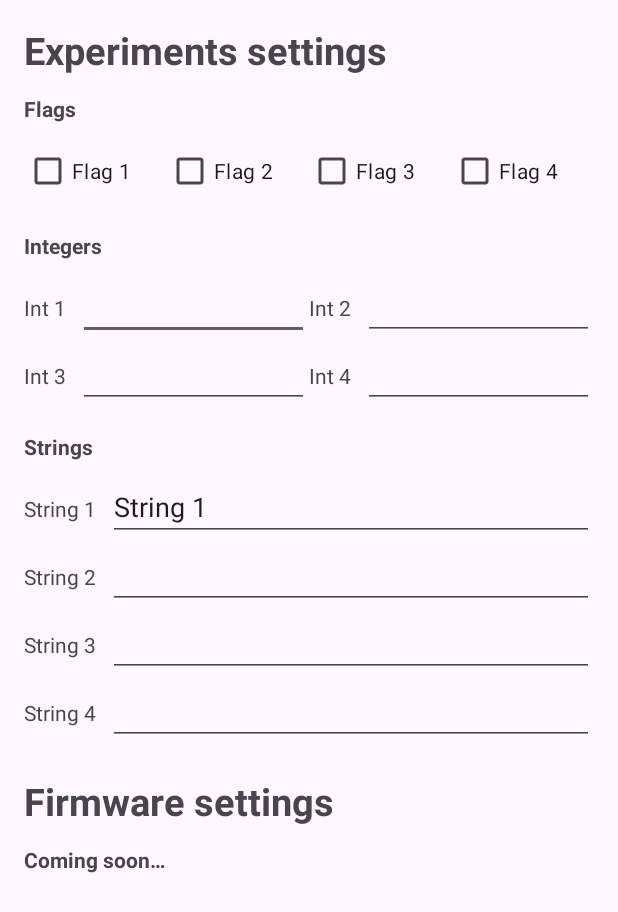
After one commit to reivaxy/kinetix, an Android app: the KinetixSettingsActivity screen opened directly, with no data from a screen before it, on a phone screen of 412 x 824 dp. The commit adds this screen. Shown: the top 912 px of the screen. Run offline under Robolectric (Android 15) with nearby library versions, the phone set to English and light mode, and no system bars.

Commit message:
Begining of saved settings implementation New dedicated BLE characteristic Settings in JSON document Android App displays settings and sends updates Not saved yet firmware side.

```diff
--- a/Apps/Android/app/src/main/AndroidManifest.xml
+++ b/Apps/Android/app/src/main/AndroidManifest.xml
@@ -35,6 +35,10 @@
             android:exported="false"
             android:label="@string/title_activity_settings" />
         <activity
+            android:name=".KinetixSettingsActivity"
+            android:exported="false"
+            android:label="@string/title_activity_kinetix_settings" />
+        <activity
             android:name=".AboutActivity"
             android:exported="false"
             android:label="@string/title_activity_about" />
--- /dev/null
+++ b/Apps/Android/app/src/main/java/fr/reivaxy/kinetix/KinetixSettingsActivity.java
@@ -0,0 +1,268 @@
+package fr.reivaxy.kinetix;
+
+import android.os.Bundle;
+import android.content.BroadcastReceiver;
+import android.content.Context;
+import android.content.Intent;
+import android.content.IntentFilter;
+import android.text.Editable;
+import android.text.TextWatcher;
+import android.util.Log;
+import android.widget.CheckBox;
+import android.widget.EditText;
+
+import androidx.annotation.Nullable;
+import androidx.appcompat.app.AppCompatActivity;
+
+import androidx.localbroadcastmanager.content.LocalBroadcastManager;
+
+import org.json.JSONArray;
+import org.json.JSONException;
+import org.json.JSONObject;
+
+import java.nio.charset.StandardCharsets;
+import java.util.HashMap;
+import java.util.Map;
+import java.util.regex.Matcher;
+import java.util.regex.Pattern;
+
+/**
+ * KinetiX device settings screen.
+ *
+ * Displays 5 boolean values (checkboxes) and 5 integer values.
+ * Each time a value is changed, we push "<field>=<value>" to the config characteristic.
+ */
+public class KinetixSettingsActivity extends AppCompatActivity {
+
+    private static final String TAG = KinetixSettingsActivity.class.getSimpleName();
+
+    // Field names sent over BLE. Keep them stable: firmware side should parse these.
+    private static final String[] BOOL_FIELDS = new String[]{
+            "bool_1",
+            "bool_2",
+            "bool_3"
+    };
+
+    private static final String[] INT_FIELDS = new String[]{
+            "int_1",
+            "int_2",
+            "int_3"
+    };
+    private static final String[] STR_FIELDS = new String[]{
+            "str_1",
+            "str_2",
+            "str_3"
+    };
+
+    private final Map<Integer, String> viewIdToField = new HashMap<>();
+
+    // Prevents BLE writes when we are programmatically applying values received from BLE.
+    private boolean suppressWrites = false;
+
+    // Accept "key=value" pairs separated by new lines, ';', ','... etc.
+    private static final Pattern KV_PATTERN = Pattern.compile(
+            "([A-Za-z0-9_]+)\\s*=\\s*([^;\\n\\r,\\s]+)"
+    );
+
+    private final BroadcastReceiver configReceiver = new BroadcastReceiver() {
+        @Override
+        public void onReceive(Context context, Intent intent) {
+            if (intent == null) return;
+            String action = intent.getAction();
+            if (BluetoothHandler.ACTION_GATT_CONNECTED.equals(action)) {
+                // If the user opens this screen before the device connects, we still want an init read.
+                BluetoothHandler.getInstance().readConfigCharacteristic();
+                return;
+            }
+            if (BluetoothHandler.ACTION_CONFIG_MESSAGE.equals(action)) {
+                String payload = intent.getStringExtra(BluetoothHandler.EXTRA_CONFIG_MESSAGE);
+                if (payload == null) return;
+                try {
+                    applyConfigPayload(payload);
+                } catch(Exception e) {
+                    Log.i(TAG, "Failed parsing config payload", e);
+                }
+            }
+        }
+    };
+
+    @Override
+    protected void onCreate(@Nullable Bundle savedInstanceState) {
+        super.onCreate(savedInstanceState);
+        setContentView(R.layout.activity_kinetix_settings);
+
+        setTitle(R.string.title_activity_kinetix_settings);
+        if (getSupportActionBar() != null) {
+            getSupportActionBar().setDisplayHomeAsUpEnabled(true);
+        }
+
+        // --- Checkboxes ---
+        bindCheckbox(R.id.ks_bool_1, BOOL_FIELDS[0]);
+        bindCheckbox(R.id.ks_bool_2, BOOL_FIELDS[1]);
+        bindCheckbox(R.id.ks_bool_3, BOOL_FIELDS[2]);
+
+        // --- Integers ---
+        bindIntField(R.id.ks_int_1, INT_FIELDS[0]);
+        bindIntField(R.id.ks_int_2, INT_FIELDS[1]);
+        bindIntField(R.id.ks_int_3, INT_FIELDS[2]);
+
+        // --- Strings ---
+        bindIntField(R.id.ks_str_1, STR_FIELDS[0]);
+        bindIntField(R.id.ks_str_2, STR_FIELDS[1]);
+        bindIntField(R.id.ks_str_3, STR_FIELDS[2]);
+    }
+
+    @Override
+    protected void onStart() {
+        super.onStart();
+        IntentFilter filter = new IntentFilter();
+        filter.addAction(BluetoothHandler.ACTION_CONFIG_MESSAGE);
+        filter.addAction(BluetoothHandler.ACTION_GATT_CONNECTED);
+        LocalBroadcastManager.getInstance(this).registerReceiver(configReceiver, filter);
+
+        // If we already read the config earlier (e.g. during connect), apply it immediately.
+        // should we do that ? TODO
+//        String cached = BluetoothHandler.getInstance().getLastConfigPayload();
+//        if (cached != null) {
+//            applyConfigPayload(cached);
+//        }
+
+        // Trigger a read so the screen initializes (or refreshes) with the device's current config.
+        BluetoothHandler.getInstance().readConfigCharacteristic();
+        // Read firmware version
+        BluetoothHandler.getInstance().readSystemCharacteristic();
+    }
+
+    @Override
+    protected void onStop() {
+        LocalBroadcastManager.getInstance(this).unregisterReceiver(configReceiver);
+        super.onStop();
+    }
+
+    @Override
+    public boolean onSupportNavigateUp() {
+        finish();
+        return true;
+    }
+
+    private void bindCheckbox(int viewId, String fieldName) {
+        viewIdToField.put(viewId, fieldName);
+        CheckBox cb = findViewById(viewId);
+        cb.setOnCheckedChangeListener((buttonView, isChecked) -> {
+            if (suppressWrites) return;
+            sendConfigUpdate(fieldName, isChecked ? "1" : "0");
+        });
+    }
+
+    private void bindIntField(int viewId, String fieldName) {
+        viewIdToField.put(viewId, fieldName);
+        EditText et = findViewById(viewId);
+
+        // Send update when user leaves the field.
+        et.setOnFocusChangeListener((v, hasFocus) -> {
+            if (!hasFocus) {
+                sendIntIfValid((EditText) v, fieldName);
+            }
+        });
+
+        // Also send update on explicit "Done"/enter.
+        et.setOnEditorActionListener((v, actionId, event) -> {
+            sendIntIfValid((EditText) v, fieldName);
+            return false;
+        });
+
+        // Track changes so we don't spam identical writes when focus toggles.
+        et.addTextChangedListener(new TextWatcher() {
+            private String lastSent = null;
+
+            @Override
+            public void beforeTextChanged(CharSequence s, int start, int count, int after) { }
+
+            @Override
+            public void onTextChanged(CharSequence s, int start, int before, int count) { }
+
+            @Override
+            public void afterTextChanged(Editable s) {
+                // Only send live changes when field is focused (user actively editing).
+                if (!et.hasFocus()) return;
+                if (suppressWrites) return;
+
+                String txt = s.toString().trim();
+                if (txt.isEmpty()) return;
+                try {
+                    Integer.parseInt(txt);
+                } catch (NumberFormatException e) {
+                    return;
+                }
+
+                if (txt.equals(lastSent)) return;
+                lastSent = txt;
+                sendConfigUpdate(fieldName, txt);
+            }
+        });
+    }
+
+    private void sendIntIfValid(EditText et, String fieldName) {
+        if (suppressWrites) return;
+        String txt = et.getText().toString().trim();
+        if (txt.isEmpty()) return;
+        try {
+            Integer.parseInt(txt);
+        } catch (NumberFormatException e) {
+            Log.w(TAG, "Invalid integer for " + fieldName + ": '" + txt + "'");
+            return;
+        }
+        sendConfigUpdate(fieldName, txt);
+    }
+
+    private void sendConfigUpdate(String fieldName, String value) {
+        BluetoothHandler ble = BluetoothHandler.getInstance();
+        if (!ble.isConnected()) {
+            Log.w(TAG, "Not connected; ignoring config update " + fieldName + "=" + value);
+            return;
+        }
+        ble.writeConfigCharacteristic((fieldName + "=" + value).getBytes(StandardCharsets.UTF_8));
+    }
+
+    /**
+     * Parses a CONFIG characteristic payload and populates UI fields.
+     * Expected format Json. Each field must be the id of a ui element, from which we find the type
+     */
+    private void applyConfigPayload(String payload) throws JSONException {
+        suppressWrites = true;
+        try {
+            // the payload is a json string we need to deserialize
+            JSONObject json = new JSONObject(payload);
+            JSONArray fields = json.names();
+            if (fields == null) {
+                return;
+            }
+
+            // Browse the fields
+            for (int i = 0; i < fields.length(); i++) {
+                String fieldName = fields.getString(i);
+                Log.i(TAG, "applyConfigPayload: " + fieldName);
+                String fieldId = "ks_" + fieldName;
+                if (fieldName.startsWith("bool_")) {
+                    CheckBox cb = findViewById(getResources().getIdentifier(fieldId, "id", getPackageName()));
+                    boolean b = json.getBoolean(fieldName);
+                    if (cb != null) cb.setChecked(b);
+                } else {
+                    EditText et = findViewById(getResources().getIdentifier(fieldId, "id", getPackageName()));
+                    if (et != null) {
+                        String value;
+                        if (fieldName.startsWith("int_")) {
+                            value = String.valueOf(json.getInt(fieldName));
+                        } else {
+                            value = json.getString(fieldName);
+                        }
+                        et.setText(value);
+                    }
+                }
+            }
+        } finally {
+            suppressWrites = false;
+        }
+
+    }
+}
--- /dev/null
+++ b/Apps/Android/app/src/main/res/layout/activity_kinetix_settings.xml
@@ -0,0 +1,249 @@
+<?xml version="1.0" encoding="utf-8"?>
+<ScrollView xmlns:android="http://schemas.android.com/apk/res/android"
+    android:layout_width="match_parent"
+    android:layout_height="match_parent"
+    android:padding="16dp">
+
+    <LinearLayout
+        android:layout_width="match_parent"
+        android:layout_height="wrap_content"
+        android:orientation="vertical">
+
+        <TextView
+            android:layout_width="match_parent"
+            android:layout_height="wrap_content"
+            android:text="@string/experimental_settings"
+            android:textStyle="bold"
+            android:textSize="25dp"
+            android:paddingBottom="12dp" />
+        <TextView
+            android:layout_width="match_parent"
+            android:layout_height="wrap_content"
+            android:text="@string/flags"
+            android:textStyle="bold"
+            android:paddingBottom="8dp" />
+        <LinearLayout
+            android:layout_width="match_parent"
+            android:layout_height="wrap_content"
+            android:orientation="horizontal">
+            <CheckBox
+                android:id="@+id/ks_bool_1"
+                android:layout_width="wrap_content"
+                android:layout_height="wrap_content"
+                android:layout_weight="1"
+                android:text="@string/flag1"  />
+
+            <CheckBox
+                android:id="@+id/ks_bool_2"
+                android:layout_width="wrap_content"
+                android:layout_height="wrap_content"
+                android:layout_weight="1"
+                android:text="@string/flag2" />
+
+            <CheckBox
+                android:id="@+id/ks_bool_3"
+                android:layout_width="wrap_content"
+                android:layout_height="wrap_content"
+                android:layout_weight="1"
+                android:text="@string/flag3" />
+
+            <CheckBox
+                android:id="@+id/ks_bool_4"
+                android:layout_width="wrap_content"
+                android:layout_height="wrap_content"
+                android:layout_weight="1"
+                android:text="@string/flag4" />
+        </LinearLayout>
+
+        <View
+            android:layout_width="match_parent"
+            android:layout_height="16dp" />
+
+        <TextView
+            android:layout_width="match_parent"
+            android:layout_height="wrap_content"
+            android:text="@string/integers"
+            android:textStyle="bold"
+            android:paddingBottom="8dp" />
+
+        <LinearLayout
+            android:layout_width="match_parent"
+            android:layout_height="wrap_content"
+            android:orientation="horizontal">
+
+            <LinearLayout
+                android:layout_width="match_parent"
+                android:layout_height="wrap_content"
+                android:layout_weight="1"
+                android:orientation="horizontal">
+                <TextView
+                    android:layout_width="wrap_content"
+                    android:layout_height="wrap_content"
+                    android:text="@string/integer1"
+                    android:paddingEnd="8dp"/>
+
+                <EditText
+                    android:id="@+id/ks_int_1"
+                    android:layout_width="match_parent"
+                    android:layout_height="wrap_content"
+                    android:inputType="numberSigned" />
+            </LinearLayout>
+
+            <LinearLayout
+                android:layout_width="match_parent"
+                android:layout_height="wrap_content"
+                android:layout_weight="1"
+                android:orientation="horizontal">
+                <TextView
+                    android:layout_width="wrap_content"
+                    android:layout_height="wrap_content"
+                    android:text="@string/integer2"
+                    android:paddingEnd="8dp" />
+
+                <EditText
+                    android:id="@+id/ks_int_2"
+                    android:layout_width="match_parent"
+                    android:layout_height="wrap_content"
+                    android:inputType="numberSigned" />
+            </LinearLayout>
+        </LinearLayout>
+
+        <LinearLayout
+            android:layout_width="match_parent"
+            android:layout_height="wrap_content"
+            android:orientation="horizontal">
+            <LinearLayout
+                android:layout_width="match_parent"
+                android:layout_height="wrap_content"
+                android:layout_weight="1"
+                android:orientation="horizontal">
+                <TextView
+                    android:layout_width="wrap_content"
+                    android:layout_height="wrap_content"
+                    android:text="@string/integer3"
+                    android:paddingEnd="8dp" />
+
+                <EditText
+                    android:id="@+id/ks_int_3"
+                    android:layout_width="match_parent"
+                    android:layout_height="wrap_content"
+                    android:inputType="numberSigned" />
+            </LinearLayout>
+
+            <LinearLayout
+                android:layout_width="match_parent"
+                android:layout_height="wrap_content"
+                android:layout_weight="1"
+                android:orientation="horizontal">
+                <TextView
+                    android:layout_width="wrap_content"
+                    android:layout_height="wrap_content"
+                    android:text="@string/integer4"
+                    android:paddingEnd="8dp" />
+
+                <EditText
+                    android:id="@+id/ks_int_4"
+                    android:layout_width="match_parent"
+                    android:layout_height="wrap_content"
+                    android:inputType="numberSigned" />
+            </LinearLayout>
+        </LinearLayout>
+
+
+        <View
+            android:layout_width="match_parent"
+            android:layout_height="16dp" />
+
+        <TextView
+            android:layout_width="match_parent"
+            android:layout_height="wrap_content"
+            android:paddingBottom="8dp"
+            android:text="@string/strings"
+            android:textStyle="bold" />
+        <LinearLayout
+            android:layout_width="match_parent"
+            android:layout_height="wrap_content"
+            android:orientation="horizontal">
+            <TextView
+                android:layout_width="wrap_content"
+                android:layout_height="wrap_content"
+                android:text="@string/string1"
+                android:paddingEnd="8dp" />
+
+            <EditText
+                android:id="@+id/ks_str_1"
+                android:layout_width="match_parent"
+                android:layout_height="wrap_content"
+                android:text="@string/string1"/>
+        </LinearLayout>
+
+        <LinearLayout
+            android:layout_width="match_parent"
+            android:layout_height="wrap_content"
+            android:orientation="horizontal">
+            <TextView
+                android:layout_width="wrap_content"
+                android:layout_height="wrap_content"
+                android:text="@string/string2"
+                android:paddingEnd="8dp" />
+
+            <EditText
+                android:paddingLeft="30dp"
+                android:id="@+id/ks_str_2"
+                android:layout_width="match_parent"
+                android:layout_height="wrap_content"/>
+        </LinearLayout>
+
+        <LinearLayout
+            android:layout_width="match_parent"
+            android:layout_height="wrap_content"
+            android:orientation="horizontal">
+            <TextView
+                android:layout_width="wrap_content"
+                android:layout_height="wrap_content"
+                android:text="@string/string3"
+                android:paddingEnd="8dp" />
+
+            <EditText
+                android:id="@+id/ks_str_3"
+                android:layout_width="match_parent"
+                android:layout_height="wrap_content" />
+        </LinearLayout>
+        <LinearLayout
+            android:layout_width="match_parent"
+            android:layout_height="wrap_content"
+            android:orientation="horizontal">
+            <TextView
+                android:layout_width="wrap_content"
+                android:layout_height="wrap_content"
+                android:text="@string/string4"
+                android:paddingEnd="8dp" />
+
+            <EditText
+                android:id="@+id/ks_str_4"
+                android:layout_width="match_parent"
+                android:layout_height="wrap_content" />
+        </LinearLayout>
+
+        <LinearLayout
+            android:layout_width="match_parent"
+            android:layout_height="wrap_content"
+            android:paddingTop="20dp"
+            android:orientation="vertical">
+
+            <TextView
+                android:layout_width="match_parent"
+                android:layout_height="wrap_content"
+                android:text="@string/firmware_settings"
+                android:textStyle="bold"
+                android:textSize="25dp"
+                android:paddingBottom="12dp" />
+            <TextView
+                android:layout_width="match_parent"
+                android:layout_height="wrap_content"
+                android:text="@string/coming_soon"
+                android:textStyle="bold"
+                android:paddingBottom="12dp" />
+        </LinearLayout>
+    </LinearLayout>
+</ScrollView>
--- a/Apps/Android/app/src/main/res/values/strings.xml
+++ b/Apps/Android/app/src/main/res/values/strings.xml
@@ -2,7 +2,8 @@
     <string name="app_name" translatable="false">Kinetix</string>
 
     <!--    Menu -->
-    <string name="action_settings">Settings</string>
+    <string name="action_settings">Settings app</string>
+    <string name="action_settings_kinetix">Settings KinetiX</string>
     <string name="action_about">About</string>
 
     <string name="first_fragment_label" translatable="false">Kinetix</string>
@@ -68,7 +69,7 @@
     <string name="title_activity_about" translatable="false">AboutActivity</string>
     <string name="title_activity_tools" translatable="false">ToolsActivity</string>
 
-    <!-- Preference  -->
+    <!-- App Settings  -->
     <string name="kinetixDevice">Kinetix device</string>
     <string name="macAddress">MAC Address</string>
     <string name="deviceName">Device name</string>
@@ -91,4 +92,30 @@
     <string name="error_ssid_required">SSID is mandatory</string>
     <string name="error_password_required">Password is mandatory</string>
     <string name="copy">Copy</string>
+
+    <!-- KinetiX settings -->
+    <string name="title_activity_kinetix_settings">Settings KinetiX</string>
+    <string name="coming_soon">Coming soon…</string>
+    <string name="firmware_settings">Firmware settings</string>
+    <string name="experimental_settings">Experiments settings</string>
+    <string name="flags">Flags</string>
+    <string name="flag">Flag</string>
+    <string name="flag1">Flag 1</string>
+    <string name="flag2">Flag 2</string>
+    <string name="flag3">Flag 3</string>
+    <string name="flag4">Flag 4</string>
+
+    <string name="integers">Integers</string>
+    <string name="integer1">Int 1</string>
+    <string name="integer2">Int 2</string>
+    <string name="integer3">Int 3</string>
+    <string name="integer4">Int 4</string>
+
+    <string name="strings">Strings</string>
+    <string name="string1">String 1</string>
+    <string name="string2">String 2</string>
+    <string name="string3">String 3</string>
+    <string name="string4">String 4</string>
+
+
 </resources>
```
Also changed, not shown: Apps/Android/app/src/main/java/fr/reivaxy/kinetix/BluetoothHandler.java (+137 -16 lines), Apps/Android/app/src/main/java/fr/reivaxy/kinetix/MainActivity.java (+7 -0 lines), Apps/Android/app/src/main/res/menu/menu_main.xml (+8 -3 lines), 7 other files.
